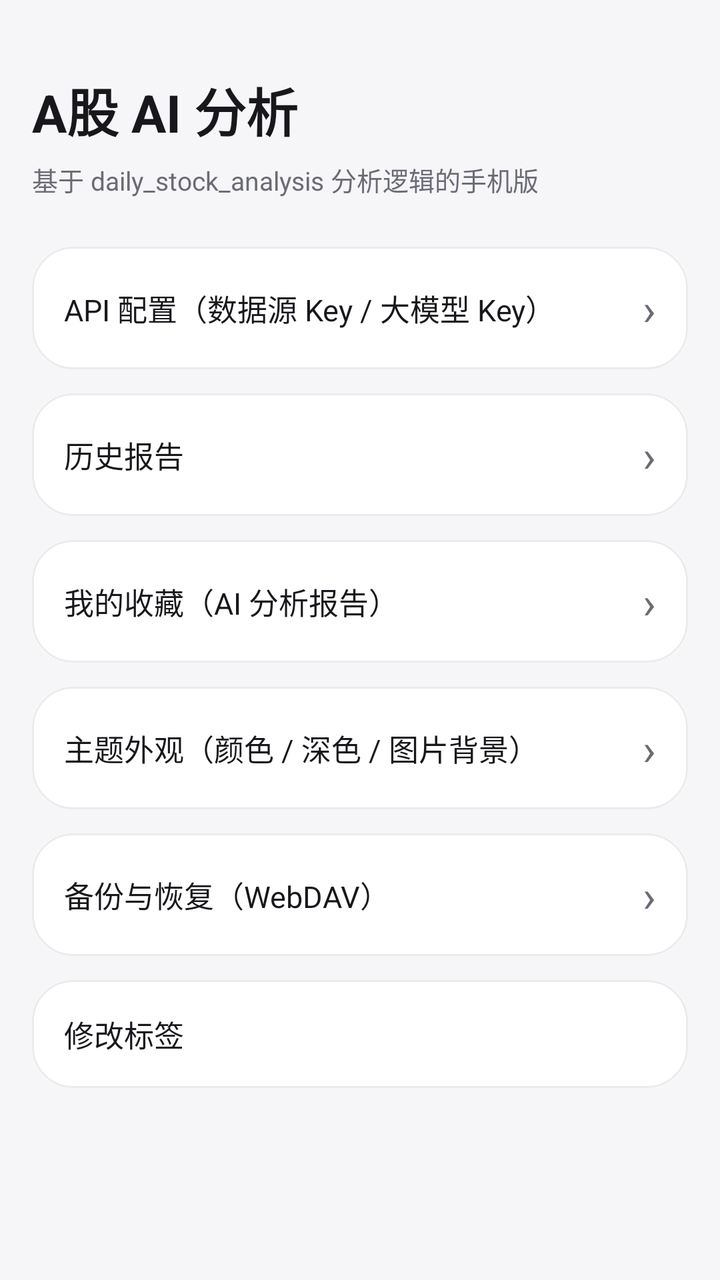
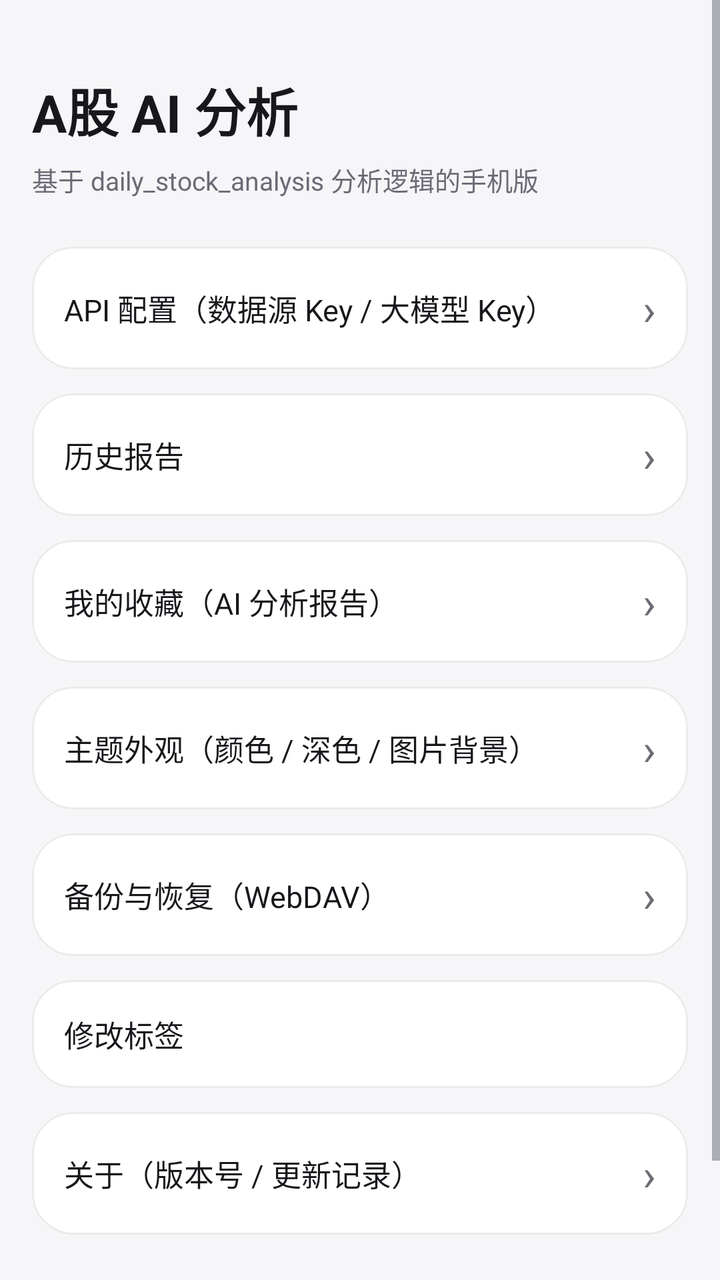

Two renders of the same Android screen: before a commit and after it. Below are the layout's source before the change and the commit's diff.
<!-- AndroidManifest.xml: application theme Theme.DsaMobile -->
<!-- res/layout/fragment_mine.xml -->
<?xml version="1.0" encoding="utf-8"?>
<LinearLayout xmlns:android="http://schemas.android.com/apk/res/android"
    android:layout_width="match_parent"
    android:layout_height="match_parent"
    android:orientation="vertical"
    android:paddingStart="16dp"
    android:paddingTop="16dp"
    android:paddingEnd="16dp"
    android:paddingBottom="56dp">

    <TextView
        android:id="@+id/mine_title"
        android:layout_width="match_parent"
        android:layout_height="wrap_content"
        android:layout_marginTop="20dp"
        android:text="A股 AI 分析"
        android:textColor="?attr/dsaText"
        android:textSize="26sp"
        android:textStyle="bold" />

    <TextView
        android:layout_width="match_parent"
        android:layout_height="wrap_content"
        android:layout_marginTop="6dp"
        android:text="基于 daily_stock_analysis 分析逻辑的手机版"
        android:textColor="?attr/dsaText2"
        android:textSize="13sp" />

    <LinearLayout
        android:id="@+id/entry_settings"
        android:layout_width="match_parent"
        android:layout_height="wrap_content"
        android:layout_marginTop="24dp"
        android:background="@drawable/bg_card"
        android:tag="dsa_tag"
        android:gravity="center_vertical"
        android:orientation="horizontal"
        android:padding="16dp">

        <TextView
            android:layout_width="0dp"
            android:layout_height="wrap_content"
            android:layout_weight="1"
            android:text="API 配置（数据源 Key / 大模型 Key）"
            android:textColor="?attr/dsaText"
            android:textSize="15sp" />

        <TextView
            android:layout_width="wrap_content"
            android:layout_height="wrap_content"
            android:text="›"
            android:textColor="?attr/dsaText2"
            android:textSize="22sp" />
    </LinearLayout>

    <LinearLayout
        android:id="@+id/entry_history"
        android:layout_width="match_parent"
        android:layout_height="wrap_content"
        android:layout_marginTop="12dp"
        android:background="@drawable/bg_card"
        android:tag="dsa_tag"
        android:gravity="center_vertical"
        android:orientation="horizontal"
        android:padding="16dp">

        <TextView
            android:layout_width="0dp"
            android:layout_height="wrap_content"
            android:layout_weight="1"
            android:text="历史报告"
            android:textColor="?attr/dsaText"
            android:textSize="15sp" />

        <TextView
            android:layout_width="wrap_content"
            android:layout_height="wrap_content"
            android:text="›"
            android:textColor="?attr/dsaText2"
            android:textSize="22sp" />
    </LinearLayout>

    
    <LinearLayout
        android:id="@+id/entry_favorites"
        android:layout_width="match_parent"
        android:layout_height="wrap_content"
        android:layout_marginTop="12dp"
        android:background="@drawable/bg_card"
        android:tag="dsa_tag"
        android:gravity="center_vertical"
        android:orientation="horizontal"
        android:padding="16dp">

        <TextView
            android:layout_width="0dp"
            android:layout_height="wrap_content"
            android:layout_weight="1"
            android:text="我的收藏（AI 分析报告）"
            android:textColor="?attr/dsaText"
            android:textSize="15sp" />

        <TextView
            android:id="@+id/fav_count"
            android:layout_width="wrap_content"
            android:layout_height="wrap_content"
            android:layout_marginEnd="6dp"
            android:textColor="?attr/dsaText2"
            android:textSize="13sp" />

        <TextView
            android:layout_width="wrap_content"
            android:layout_height="wrap_content"
            android:text="›"
            android:textColor="?attr/dsaText2"
            android:textSize="22sp" />
    </LinearLayout>

    
    <LinearLayout
        android:id="@+id/entry_focus"
        android:layout_width="match_parent"
        android:layout_height="wrap_content"
        android:layout_marginTop="12dp"
        android:background="@drawable/bg_card"
        android:gravity="center_vertical"
        android:orientation="horizontal"
        android:padding="16dp"
        android:visibility="gone">

        <TextView
            android:layout_width="0dp"
            android:layout_height="wrap_content"
            android:layout_weight="1"
            android:text="通知与超级岛"
            android:textColor="?attr/dsaText"
            android:textSize="15sp" />

        <TextView
            android:id="@+id/focus_state"
            android:layout_width="wrap_content"
            android:layout_height="wrap_content"
            android:layout_marginEnd="6dp"
            android:ellipsize="end"
            android:maxWidth="150dp"
            android:singleLine="true"
            android:textColor="?attr/dsaText2"
            android:textSize="13sp" />

        <TextView
            android:layout_width="wrap_content"
            android:layout_height="wrap_content"
            android:text="›"
            android:textColor="?attr/dsaText2"
            android:textSize="22sp" />
    </LinearLayout>

    
    <LinearLayout
        android:id="@+id/entry_theme"
        android:layout_width="match_parent"
        android:layout_height="wrap_content"
        android:layout_marginTop="12dp"
        android:background="@drawable/bg_card"
        android:tag="dsa_tag"
        android:gravity="center_vertical"
        android:orientation="horizontal"
        android:padding="16dp">

        <TextView
            android:layout_width="0dp"
            android:layout_height="wrap_content"
            android:layout_weight="1"
            android:text="主题外观（颜色 / 深色 / 图片背景）"
            android:textColor="?attr/dsaText"
            android:textSize="15sp" />

        <TextView
            android:layout_width="wrap_content"
            android:layout_height="wrap_content"
            android:text="›"
            android:textColor="?attr/dsaText2"
            android:textSize="22sp" />
    </LinearLayout>

    
    <LinearLayout
        android:id="@+id/entry_backup"
        android:layout_width="match_parent"
        android:layout_height="wrap_content"
        android:layout_marginTop="12dp"
        android:background="@drawable/bg_card"
        android:tag="dsa_tag"
        android:gravity="center_vertical"
        android:orientation="horizontal"
        android:padding="16dp">

        <TextView
            android:layout_width="0dp"
            android:layout_height="wrap_content"
            android:layout_weight="1"
            android:text="备份与恢复（WebDAV）"
            android:textColor="?attr/dsaText"
            android:textSize="15sp" />

        <TextView
            android:layout_width="wrap_content"
            android:layout_height="wrap_content"
            android:text="›"
            android:textColor="?attr/dsaText2"
            android:textSize="22sp" />
    </LinearLayout>

    
    <LinearLayout
        android:id="@+id/entry_app_title"
        android:layout_width="match_parent"
        android:layout_height="wrap_content"
        android:layout_marginTop="12dp"
        android:background="@drawable/bg_card"
        android:tag="dsa_tag"
        android:gravity="center_vertical"
        android:orientation="horizontal"
        android:padding="16dp">

        <TextView
            android:layout_width="0dp"
            android:layout_height="wrap_content"
            android:layout_weight="1"
            android:text="修改标签"
            android:textColor="?attr/dsaText"
            android:textSize="15sp" />

        <TextView
            android:id="@+id/current_app_title"
            android:layout_width="wrap_content"
            android:layout_height="wrap_content"
            android:ellipsize="end"
            android:maxWidth="180dp"
            android:singleLine="true"
            android:textColor="?attr/dsaText2"
            android:textSize="13sp" />
    </LinearLayout>

    <TextView
        android:id="@+id/config_status"
        android:layout_width="match_parent"
        android:layout_height="wrap_content"
        android:layout_marginTop="16dp"
        android:textColor="?attr/dsaText2"
        android:textSize="12sp" />
</LinearLayout>
<!-- resources referenced by this layout -->
<resources>
  <style name="Theme.DsaMobile" parent="Theme.Dsa.Blue" />
  <style name="Theme.Dsa.Blue" parent="Theme.Dsa.Base" />
  <color name="theme_blue">#1A73E8</color>
  <color name="theme_blue_dark">#1557B0</color>
  <color name="soft_blue">#E8F0FE</color>
  <color name="light_card">#FFFFFF</color>
  <color name="light_text">#17171C</color>
  <color name="light_text2">#6B6B76</color>
  <color name="light_bg">#F6F6F9</color>
  <color name="light_surface2">#EFEFF3</color>
  <color name="light_divider">#E6E6EC</color>
  <color name="glass_tint_light">#F2FFFFFF</color>
  <color name="glass_stroke_light">#14000000</color>
  <color name="glass_hi_light">#14FFFFFF</color>
  <color name="nav_glass_light">#59FFFFFF</color>
  <style name="Widget.Dsa.Button" parent="Widget.MaterialComponents.Button">
          <item name="cornerRadius">10dp</item>
          <item name="android:textAllCaps">false</item>
      </style>
  <style name="Widget.Dsa.Fab" parent="Widget.MaterialComponents.FloatingActionButton">
          <item name="backgroundTint">?attr/dsaPrimary</item>
          <item name="tint">@color/light_card</item>
          <item name="shapeAppearanceOverlay">@style/ShapeAppearance.Dsa.Fab</item>
      </style>
  <style name="Widget.Dsa.AlertDialog" parent="MaterialAlertDialog.MaterialComponents">
          <item name="shapeAppearanceOverlay">@style/ShapeAppearance.Dsa.Dialog</item>
          <item name="backgroundTint">?attr/dsaCard</item>
          <item name="buttonBarPositiveButtonStyle">@style/Widget.Dsa.DialogButton</item>
          <item name="buttonBarNegativeButtonStyle">@style/Widget.Dsa.DialogButton</item>
      </style>
  <style name="Widget.Dsa.ActionBarTitle" parent="TextAppearance.Widget.AppCompat.Toolbar.Title">
          <item name="android:textSize">18sp</item>
          <item name="android:textStyle">bold</item>
          <item name="android:letterSpacing">0.01</item>
      </style>
  <style name="ShapeAppearance.Dsa.Fab" parent="ShapeAppearance.MaterialComponents.LargeComponent">
          <item name="cornerFamily">rounded</item>
          <item name="cornerSize">16dp</item>
      </style>
  <!-- drawable bottom_nav_color (drawable) -->
  <?xml version="1.0" encoding="utf-8"?>
  <selector xmlns:android="http://schemas.android.com/apk/res/android">
      <item android:color="?attr/dsaOnPrimary" android:state_checked="true" />
      <item android:color="?attr/dsaText2" />
  </selector>
  <style name="Widget.Dsa.NavIndicator" parent="Widget.Material3.BottomNavigationView.ActiveIndicator">
          <item name="android:color">?attr/dsaPrimary</item>
          <item name="shapeAppearance">@style/ShapeAppearance.Dsa.NavPill</item>
          <item name="marginHorizontal">6dp</item>
      </style>
  <style name="TextAppearance.Dsa.NavActive" parent="TextAppearance.MaterialComponents.Caption">
          <item name="android:textSize">11sp</item>
          <item name="android:textStyle">bold</item>
          <item name="android:textColor">?attr/dsaOnPrimary</item>
      </style>
  <style name="TextAppearance.Dsa.NavInactive" parent="TextAppearance.MaterialComponents.Caption">
          <item name="android:textSize">11sp</item>
          <item name="android:textColor">?attr/dsaText2</item>
      </style>
  <style name="ShapeAppearance.Dsa.Dialog" parent="ShapeAppearance.MaterialComponents.LargeComponent">
          <item name="cornerFamily">rounded</item>
          <item name="cornerSize">28dp</item>
      </style>
  <style name="Widget.Dsa.DialogButton" parent="Widget.MaterialComponents.Button.TextButton">
          <item name="android:textAllCaps">false</item>
          <item name="android:textColor">?attr/dsaPrimary</item>
      </style>
  <style name="ShapeAppearance.Dsa.NavPill" parent="ShapeAppearance.MaterialComponents.LargeComponent">
          <item name="cornerFamily">rounded</item>
          <item name="cornerSize">100dp</item>
      </style>
  <!-- unchanged entries left out for length: 5 -->
</resources>

<!-- the commit's change to res/layout/fragment_mine.xml (unified diff, before → after) -->
@@ -1,7 +1,12 @@
 <?xml version="1.0" encoding="utf-8"?>
-<LinearLayout xmlns:android="http://schemas.android.com/apk/res/android"
+<ScrollView xmlns:android="http://schemas.android.com/apk/res/android"
     android:layout_width="match_parent"
     android:layout_height="match_parent"
+    android:fillViewport="true">
+
+<LinearLayout
+    android:layout_width="match_parent"
+    android:layout_height="wrap_content"
     android:orientation="vertical"
     android:paddingStart="16dp"
     android:paddingTop="16dp"
@@ -235,11 +240,40 @@
             android:id="@+id/current_app_title"
             android:layout_width="wrap_content"
             android:layout_height="wrap_content"
+            android:layout_marginEnd="6dp"
             android:ellipsize="end"
             android:maxWidth="180dp"
             android:singleLine="true"
             android:textColor="?attr/dsaText2"
             android:textSize="13sp" />
+    </LinearLayout>
+
+    
+    <LinearLayout
+        android:id="@+id/entry_about"
+        android:layout_width="match_parent"
+        android:layout_height="wrap_content"
+        android:layout_marginTop="12dp"
+        android:background="@drawable/bg_card"
+        android:tag="dsa_tag"
+        android:gravity="center_vertical"
+        android:orientation="horizontal"
+        android:padding="16dp">
+
+        <TextView
+            android:layout_width="0dp"
+            android:layout_height="wrap_content"
+            android:layout_weight="1"
+            android:text="关于（版本号 / 更新记录）"
+            android:textColor="?attr/dsaText"
+            android:textSize="15sp" />
+
+        <TextView
+            android:layout_width="wrap_content"
+            android:layout_height="wrap_content"
+            android:text="›"
+            android:textColor="?attr/dsaText2"
+            android:textSize="22sp" />
     </LinearLayout>
 
     <TextView
@@ -250,3 +284,4 @@
         android:textColor="?attr/dsaText2"
         android:textSize="12sp" />
 </LinearLayout>
+</ScrollView>
